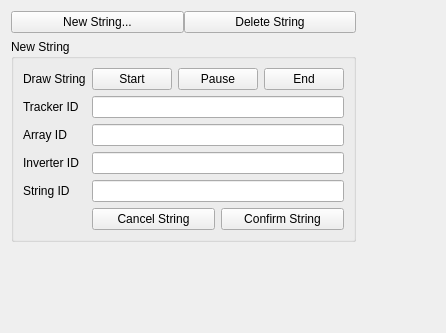
This is src/ui/string_editor.ui in LukasBommes/PV-Hawk-Viewer as Qt 5 draws it before an edit. The edited form follows.
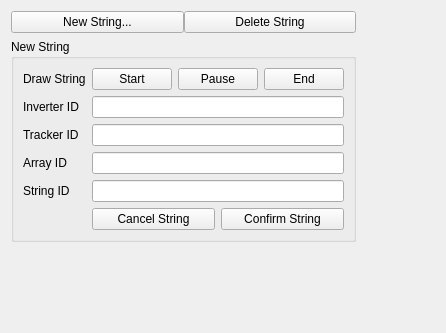
This is the edited form.

Commit message: fixed order of ids in stirng annotation

```diff
--- a/src/ui/string_editor.ui
+++ b/src/ui/string_editor.ui
@@ -88,6 +88,26 @@
       <string>New String</string>
      </property>
      <layout class="QGridLayout" name="gridLayout">
+      <item row="8" column="0">
+       <widget class="QLabel" name="label_3">
+        <property name="sizePolicy">
+         <sizepolicy hsizetype="Fixed" vsizetype="Preferred">
+          <horstretch>0</horstretch>
+          <verstretch>0</verstretch>
+         </sizepolicy>
+        </property>
+        <property name="text">
+         <string>String ID</string>
+        </property>
+       </widget>
+      </item>
+      <item row="0" column="0">
+       <widget class="QLabel" name="label_5">
+        <property name="text">
+         <string>Draw String</string>
+        </property>
+       </widget>
+      </item>
       <item row="0" column="1">
        <layout class="QHBoxLayout" name="horizontalLayout_3">
         <item>
@@ -131,7 +151,20 @@
         </item>
        </layout>
       </item>
-      <item row="4" column="1">
+      <item row="1" column="0">
+       <widget class="QLabel" name="label_4">
+        <property name="sizePolicy">
+         <sizepolicy hsizetype="Fixed" vsizetype="Preferred">
+          <horstretch>0</horstretch>
+          <verstretch>0</verstretch>
+         </sizepolicy>
+        </property>
+        <property name="text">
+         <string>Inverter ID</string>
+        </property>
+       </widget>
+      </item>
+      <item row="8" column="1">
        <widget class="QLineEdit" name="lineEditStringID">
         <property name="sizePolicy">
          <sizepolicy hsizetype="Preferred" vsizetype="Fixed">
@@ -141,46 +174,17 @@
         </property>
        </widget>
       </item>
-      <item row="4" column="0">
-       <widget class="QLabel" name="label_3">
-        <property name="sizePolicy">
-         <sizepolicy hsizetype="Fixed" vsizetype="Preferred">
-          <horstretch>0</horstretch>
-          <verstretch>0</verstretch>
-         </sizepolicy>
-        </property>
-        <property name="text">
-         <string>String ID</string>
-        </property>
-       </widget>
-      </item>
       <item row="1" column="1">
-       <widget class="QLineEdit" name="lineEditTrackerID">
+       <widget class="QLineEdit" name="lineEditInverterID">
         <property name="sizePolicy">
          <sizepolicy hsizetype="Preferred" vsizetype="Fixed">
           <horstretch>0</horstretch>
           <verstretch>0</verstretch>
          </sizepolicy>
         </property>
-        <property name="maximumSize">
-         <size>
-          <width>16777215</width>
-          <height>16777215</height>
-         </size>
-        </property>
        </widget>
       </item>
-      <item row="2" column="1">
-       <widget class="QLineEdit" name="lineEditArrayID">
-        <property name="sizePolicy">
-         <sizepolicy hsizetype="Preferred" vsizetype="Fixed">
-          <horstretch>0</horstretch>
-          <verstretch>0</verstretch>
-         </sizepolicy>
-        </property>
-       </widget>
-      </item>
-      <item row="5" column="1">
+      <item row="9" column="1">
        <layout class="QHBoxLayout" name="horizontalLayout_5">
         <item>
          <widget class="QPushButton" name="pushButtonCancelString">
@@ -210,17 +214,7 @@
         </item>
        </layout>
       </item>
-      <item row="3" column="1">
-       <widget class="QLineEdit" name="lineEditInverterID">
-        <property name="sizePolicy">
-         <sizepolicy hsizetype="Preferred" vsizetype="Fixed">
-          <horstretch>0</horstretch>
-          <verstretch>0</verstretch>
-         </sizepolicy>
-        </property>
-       </widget>
-      </item>
-      <item row="2" column="0">
+      <item row="5" column="0">
        <widget class="QLabel" name="label_2">
         <property name="sizePolicy">
          <sizepolicy hsizetype="Fixed" vsizetype="Preferred">
@@ -233,7 +227,7 @@
         </property>
        </widget>
       </item>
-      <item row="1" column="0">
+      <item row="4" column="0">
        <widget class="QLabel" name="label">
         <property name="sizePolicy">
          <sizepolicy hsizetype="Fixed" vsizetype="Preferred">
@@ -246,23 +240,29 @@
         </property>
        </widget>
       </item>
-      <item row="0" column="0">
-       <widget class="QLabel" name="label_5">
-        <property name="text">
-         <string>Draw String</string>
+      <item row="5" column="1">
+       <widget class="QLineEdit" name="lineEditArrayID">
+        <property name="sizePolicy">
+         <sizepolicy hsizetype="Preferred" vsizetype="Fixed">
+          <horstretch>0</horstretch>
+          <verstretch>0</verstretch>
+         </sizepolicy>
         </property>
        </widget>
       </item>
-      <item row="3" column="0">
-       <widget class="QLabel" name="label_4">
+      <item row="4" column="1">
+       <widget class="QLineEdit" name="lineEditTrackerID">
         <property name="sizePolicy">
-         <sizepolicy hsizetype="Fixed" vsizetype="Preferred">
+         <sizepolicy hsizetype="Preferred" vsizetype="Fixed">
           <horstretch>0</horstretch>
           <verstretch>0</verstretch>
          </sizepolicy>
         </property>
-        <property name="text">
-         <string>Inverter ID</string>
+        <property name="maximumSize">
+         <size>
+          <width>16777215</width>
+          <height>16777215</height>
+         </size>
         </property>
        </widget>
       </item>
```
The commit also changes 2 other files.
